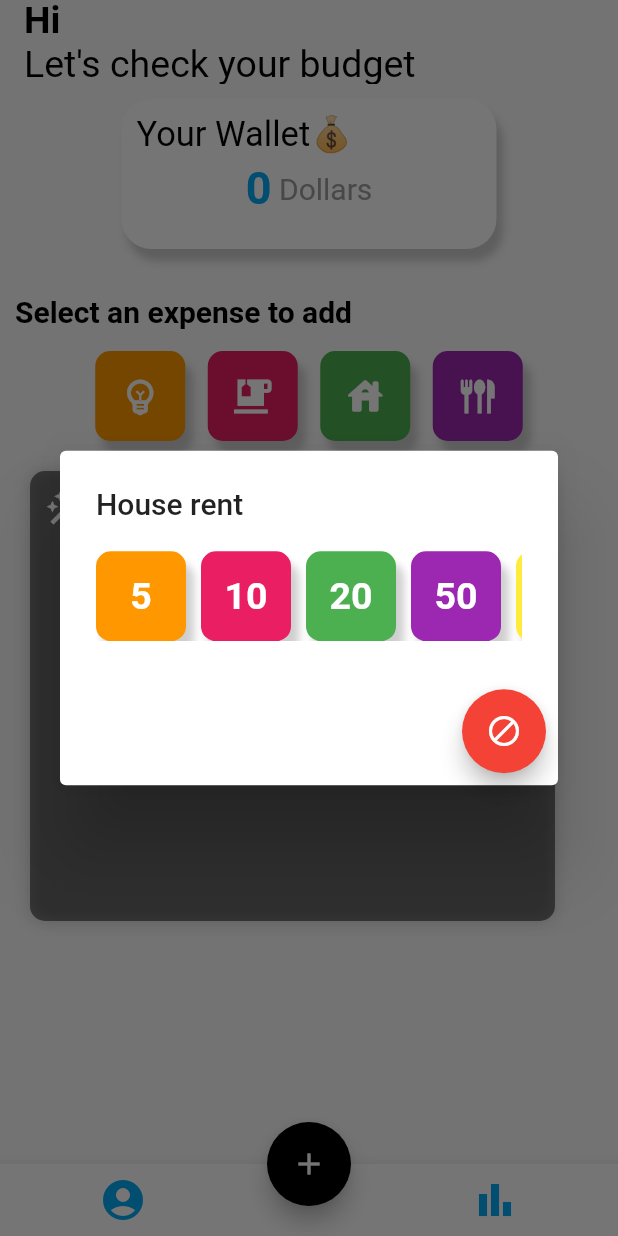
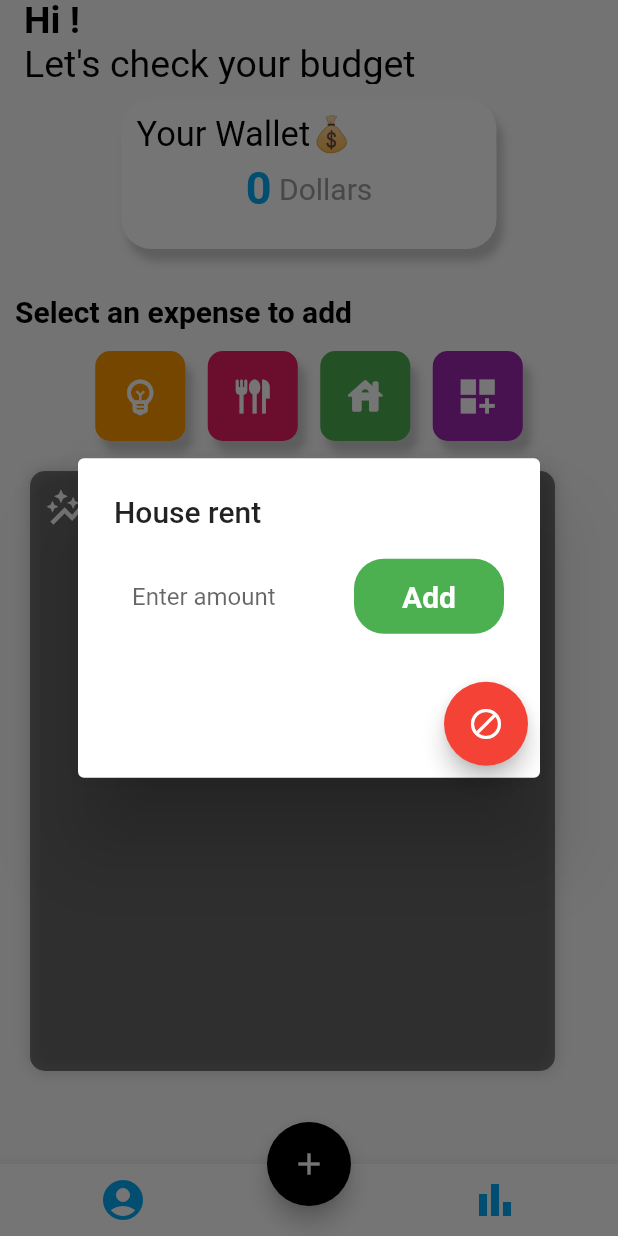
Before and after one commit to Eesha20011/BudgetingApp, a Flutter app: the MyHomePage screen opened directly with empty values, after a tap on the "house" icon, on a phone screen of 412 x 824 dp. Run offline on Flutter 3.47's test engine with Material 2 defaults, Android fonts, the phone set to English and light mode, and no system bars; our stand-ins replace google_fonts.

Commit message:
new page

```diff
--- a/budgetingapp/lib/homePage.dart
+++ b/budgetingapp/lib/homePage.dart
@@ -1,7 +1,6 @@
 import 'package:budgetingapp/widgets/TransactionListItem.dart';
 import 'package:flutter/material.dart';
 import 'package:google_fonts/google_fonts.dart';
-
 
 class MyHomePage extends StatefulWidget {
   final String name;
@@ -12,6 +11,7 @@ class MyHomePage extends StatefulWidget {
 }
 
 class _MyHomePageState extends State<MyHomePage> {
+  TextEditingController textController = TextEditingController();
   final List<Widget> transactions = [];
   int _counter = 0;
   int five = 5;
@@ -19,6 +19,7 @@ class _MyHomePageState extends State<MyHomePage> {
   int twenty = 20;
   int fifty = 50;
   int hundred = 100;
+  int electricityAmount = 0;
 
   void _incrementCounter(int amount) {
     setState(() {
@@ -32,9 +33,9 @@ class _MyHomePageState extends State<MyHomePage> {
     });
   }
 
-  void addTransaction(String textTrans, Color colorTrans) {
+  void addTransaction(String textTrans, Color colorTrans, Icon icon) {
     setState(() {
-      transactions.add(TransactionItem(color: colorTrans, text: textTrans));
+      transactions.insert(0,TransactionItem(color: colorTrans, text: textTrans, icon2: icon,));
     });
   }
 
@@ -52,7 +53,11 @@ class _MyHomePageState extends State<MyHomePage> {
                 GestureDetector(
                   onTap: () {
                     _incrementCounter(five);
-                    addTransaction("+5 Dollars from payee", Colors.lightBlue);
+                    addTransaction("+5 Dollars from payee", Colors.lightBlue, Icon(
+                      Icons.attach_money_rounded,
+                      size: 30,
+                      color: Colors.white,
+                    ));
                   },
                   child: Container(
                     width: 60,
@@ -85,7 +90,11 @@ class _MyHomePageState extends State<MyHomePage> {
                 GestureDetector(
                   onTap: () {
                     _incrementCounter(ten);
-                    addTransaction("+10 Dollars from payee", Colors.lightBlue);
+                    addTransaction("+10 Dollars from payee", Colors.lightBlue, Icon(
+                      Icons.attach_money_rounded,
+                      size: 30,
+                      color: Colors.white,
+                    ));
                   },
                   child: Container(
                     width: 60,
@@ -118,7 +127,11 @@ class _MyHomePageState extends State<MyHomePage> {
                 GestureDetector(
                   onTap: () {
                     _incrementCounter(twenty);
-                    addTransaction("+20 Dollars from payee", Colors.lightBlue);
+                    addTransaction("+20 Dollars from payee", Colors.lightBlue, Icon(
+                      Icons.attach_money_rounded,
+                      size: 30,
+                      color: Colors.white,
+                    ));
                   },
                   child: Container(
                     width: 60,
@@ -151,7 +164,11 @@ class _MyHomePageState extends State<MyHomePage> {
                 GestureDetector(
                   onTap: () {
                     _incrementCounter(fifty);
-                    addTransaction("+50 Dollars from payee", Colors.lightBlue);
+                    addTransaction("+50 Dollars from payee", Colors.lightBlue,Icon(
+                      Icons.attach_money_rounded,
+                      size: 30,
+                      color: Colors.white,
+                    ));
                   },
                   child: Container(
                     width: 60,
@@ -185,7 +202,11 @@ class _MyHomePageState extends State<MyHomePage> {
                     onTap: () {
                       _incrementCounter(hundred);
                       addTransaction(
-                          "+100 Dollars from payee", Colors.lightBlue);
+                          "+100 Dollars from payee", Colors.lightBlue, Icon(
+                      Icons.attach_money_rounded,
+                      size: 30,
+                      color: Colors.white,
+                    ));
                     },
                     child: Container(
                       width: 60,
@@ -230,175 +251,55 @@ class _MyHomePageState extends State<MyHomePage> {
     );
   }
 
-  Widget _buildPopupDialogExpense(BuildContext context, String TitleOfPopup) {
+  Widget _buildPopupDialogExpense(BuildContext context, String TitleOfPopup, Color buttonColor, Icon icon2, String subtitle) {
     return AlertDialog(
       title: Text(TitleOfPopup),
       content: Column(
         mainAxisSize: MainAxisSize.min,
         crossAxisAlignment: CrossAxisAlignment.start,
         children: <Widget>[
-          SingleChildScrollView(
-            scrollDirection: Axis.horizontal,
-            child: Row(
-              children: [
-                GestureDetector(
-                  onTap: () {
-                    _decrementCounter(five);
-                  },
-                  child: Container(
-                    width: 60,
-                    height: 60,
-                    decoration: BoxDecoration(
-                      color: Colors.orange,
-                      borderRadius: BorderRadius.circular(10),
-                      boxShadow: [
-                        BoxShadow(
-                          color: Colors.grey.withOpacity(0.5),
-                          blurRadius: 4,
-                          offset: const Offset(5, 8), // Shadow position
-                        ),
-                      ],
-                    ),
-                    child: Align(
-                        alignment: Alignment.center,
-                        child: Text(
-                          "$five",
-                          style: GoogleFonts.roboto(
-                              fontWeight: FontWeight.bold,
-                              color: Colors.white,
-                              fontSize: 25),
-                        )),
-                  ),
+          Row(
+            children: [
+              Container(
+                width: 150,
+                child: TextField(
+                  controller: textController,
+                  keyboardType: TextInputType.number,
+                  decoration: InputDecoration(
+                      filled: true,
+                      fillColor: Colors.white.withOpacity(0.30),
+                      border: OutlineInputBorder(
+                          borderSide: BorderSide(color: Colors.lightBlue),
+                          borderRadius: BorderRadius.circular(15)),
+                      enabledBorder: UnderlineInputBorder(
+                        borderSide: BorderSide(color: Colors.white),
+                        borderRadius: BorderRadius.circular(15),
+                      ),
+                      hintText: 'Enter amount'),
                 ),
-                const SizedBox(
-                  width: 10,
-                ),
-                GestureDetector(
-                  onTap: () {
-                    _decrementCounter(ten);
-                  },
-                  child: Container(
-                    width: 60,
-                    height: 60,
-                    decoration: BoxDecoration(
-                      color: Colors.pink,
-                      borderRadius: BorderRadius.circular(10),
-                      boxShadow: [
-                        BoxShadow(
-                          color: Colors.grey.withOpacity(0.5),
-                          blurRadius: 4,
-                          offset: const Offset(5, 8), // Shadow position
-                        ),
-                      ],
-                    ),
-                    child: Align(
-                        alignment: Alignment.center,
-                        child: Text(
-                          "$ten",
-                          style: GoogleFonts.roboto(
-                              fontWeight: FontWeight.bold,
-                              color: Colors.white,
-                              fontSize: 25),
-                        )),
-                  ),
-                ),
-                const SizedBox(
-                  width: 10,
-                ),
-                GestureDetector(
-                  onTap: () {
-                    _decrementCounter(twenty);
-                  },
-                  child: Container(
-                    width: 60,
-                    height: 60,
-                    decoration: BoxDecoration(
-                      color: Colors.green,
-                      borderRadius: BorderRadius.circular(10),
-                      boxShadow: [
-                        BoxShadow(
-                          color: Colors.grey.withOpacity(0.5),
-                          blurRadius: 4,
-                          offset: const Offset(5, 8), // Shadow position
-                        ),
-                      ],
-                    ),
-                    child: Align(
-                        alignment: Alignment.center,
-                        child: Text(
-                          "$twenty",
-                          style: GoogleFonts.roboto(
-                              fontWeight: FontWeight.bold,
-                              color: Colors.white,
-                              fontSize: 25),
-                        )),
-                  ),
-                ),
-                const SizedBox(
-                  width: 10,
-                ),
-                GestureDetector(
-                  onTap: () {
-                    _decrementCounter(fifty);
-                  },
-                  child: Container(
-                    width: 60,
-                    height: 60,
-                    decoration: BoxDecoration(
-                      color: Colors.purple,
-                      borderRadius: BorderRadius.circular(10),
-                      boxShadow: [
-                        BoxShadow(
-                          color: Colors.grey.withOpacity(0.5),
-                          blurRadius: 4,
-                          offset: const Offset(5, 8), // Shadow position
-                        ),
-                      ],
-                    ),
-                    child: Align(
-                        alignment: Alignment.center,
-                        child: Text(
-                          "$fifty",
-                          style: GoogleFonts.roboto(
-                              fontWeight: FontWeight.bold,
-                              color: Colors.white,
-                              fontSize: 25),
-                        )),
-                  ),
-                ),
-                const SizedBox(
-                  width: 10,
-                ),
-                GestureDetector(
-                    onTap: () {
-                      _decrementCounter(hundred);
-                    },
-                    child: Container(
-                      width: 60,
-                      height: 60,
-                      decoration: BoxDecoration(
-                        color: Colors.yellow,
-                        borderRadius: BorderRadius.circular(10),
-                        boxShadow: [
-                          BoxShadow(
-                            color: Colors.grey.withOpacity(0.5),
-                            blurRadius: 4,
-                            offset: const Offset(5, 8), // Shadow position
-                          ),
-                        ],
-                      ),
-                      child: Align(
-                          alignment: Alignment.center,
-                          child: Text(
-                            "$hundred",
-                            style: GoogleFonts.roboto(
-                                fontWeight: FontWeight.bold,
-                                color: Colors.white,
-                                fontSize: 25),
-                          )),
-                    )),
-              ],
-            ),
+              ),
+              SizedBox(width: 10,),
+              Container(
+                  height: 50,
+                  width: 100,
+                  decoration: BoxDecoration(
+                      color: buttonColor,
+                      borderRadius: BorderRadius.circular(20)),
+                  child: TextButton(
+                      onPressed: () {
+                        electricityAmount = int.parse(textController.text);
+                        _decrementCounter(electricityAmount);
+                        addTransaction("-$electricityAmount$subtitle", buttonColor, icon2);
+                        textController.clear();
+                      },
+                      child: const Text(
+                        'Add',
+                        style: TextStyle(
+                            color: Colors.white,
+                            fontSize: 20,
+                            fontWeight: FontWeight.bold),
+                      ))),
+            ],
           )
         ],
       ),
@@ -419,13 +320,14 @@ class _MyHomePageState extends State<MyHomePage> {
   @override
   Widget build(BuildContext context) {
     return Scaffold(
+      resizeToAvoidBottomInset: false,
       appBar: AppBar(
         automaticallyImplyLeading: false,
         title: Column(children: [
           Align(
             alignment: Alignment.centerLeft,
             child: Text(
-              "Hi ${widget.name}",
+              "Hi ${widget.name}!",
               style: GoogleFonts.roboto(
                   fontWeight: FontWeight.bold,
                   color: Colors.black,
@@ -581,7 +483,11 @@ class _MyHomePageState extends State<MyHomePage> {
                   showDialog(
                     context: context,
                     builder: (BuildContext context) =>
-                        _buildPopupDialogExpense(context, "Electricity bill"),
+                        _buildPopupDialogExpense(context, "Electricity bill", Colors.orange, const Icon(
+                      Icons.emoji_objects_outlined,
+                      size: 30,
+                      color: Colors.white,
+                    ), " from electricity bill"),
                   );
                 },
                 child: Container(
@@ -612,7 +518,11 @@ class _MyHomePageState extends State<MyHomePage> {
                   showDialog(
                     context: context,
                     builder: (BuildContext context) =>
-                        _buildPopupDialogExpense(context, "Cofee cost"),
+                        _buildPopupDialogExpense(context, "Food cost", Colors.pink, const Icon(
+                      Icons.flatware_outlined,
+                      size: 30,
+                      color: Colors.white,
+                    ), " from food cost"),
                   );
                 },
                 child: Container(
@@ -630,7 +540,7 @@ class _MyHomePageState extends State<MyHomePage> {
                       ],
                     ),
                     child: const Icon(
-                      Icons.emoji_food_beverage_sharp,
+                      Icons.flatware_outlined,
                       size: 30,
                       color: Colors.white,
                     )),
@@ -643,7 +553,11 @@ class _MyHomePageState extends State<MyHomePage> {
                   showDialog(
                     context: context,
                     builder: (BuildContext context) =>
-                        _buildPopupDialogExpense(context, "House rent"),
+                        _buildPopupDialogExpense(context, "House rent", Colors.green, const Icon(
+                      Icons.house_rounded,
+                      size: 30,
+                      color: Colors.white,
+                    )," from rent"),
                   );
                 },
                 child: Container(
@@ -674,7 +588,11 @@ class _MyHomePageState extends State<MyHomePage> {
                     showDialog(
                       context: context,
                       builder: (BuildContext context) =>
-                          _buildPopupDialogExpense(context, "Food cost"),
+                          _buildPopupDialogExpense(context, "Custom cost", Colors.purple, const Icon(
+                      Icons.dashboard_customize,
+                      size: 30,
+                      color: Colors.white,
+                    )," from custom cost"),
                     );
                   },
                   child: Container(
@@ -692,7 +610,7 @@ class _MyHomePageState extends State<MyHomePage> {
                         ],
                       ),
                       child: const Icon(
-                        Icons.flatware_outlined,
+                        Icons.dashboard_customize,
                         size: 30,
                         color: Colors.white,
                       )))
@@ -707,7 +625,7 @@ class _MyHomePageState extends State<MyHomePage> {
                 ),
                 Container(
                     width: 350,
-                    height: 300,
+                    height: 400,
                     decoration: BoxDecoration(
                       borderRadius: BorderRadius.circular(10),
                       color: Colors.black.withOpacity(0.5),
--- a/budgetingapp/lib/loginPage.dart
+++ b/budgetingapp/lib/loginPage.dart
@@ -92,12 +92,13 @@ class _LoginScreenState extends State<LoginScreen> {
                             });
                           },
                           child: Text(
-                            'Name',
+                            'Start',
                             style: TextStyle(
                                 color: Colors.white,
                                 fontSize: constraints.maxHeight * 0.03,
                                 fontWeight: FontWeight.bold),
-                          ))),
+                          ))
+                          ),
                   SizedBox(
                     height: constraints.maxHeight * 0.15,
                   ),
--- a/budgetingapp/lib/main.dart
+++ b/budgetingapp/lib/main.dart
@@ -11,6 +11,7 @@ class MyApp extends StatelessWidget {
   @override
   Widget build(BuildContext context) {
     return MaterialApp(
+      debugShowCheckedModeBanner: false,
       title: 'Flutter Demo',
       theme: ThemeData(),
       home: LoginScreen(),
--- a/budgetingapp/lib/widgets/TransactionListItem.dart
+++ b/budgetingapp/lib/widgets/TransactionListItem.dart
@@ -4,8 +4,9 @@ import 'package:google_fonts/google_fonts.dart';
 class TransactionItem extends StatelessWidget {
   final Color color;
   final String text;
+  final Icon icon2;
 
-  const TransactionItem({super.key, required this.color, required this.text});
+  const TransactionItem({super.key, required this.color, required this.text, required this.icon2});
 
   @override
   Widget build(BuildContext context) {
@@ -28,11 +29,7 @@ class TransactionItem extends StatelessWidget {
             const SizedBox(
               width: 10,
             ),
-            const Icon(
-              Icons.emoji_objects_outlined,
-              size: 30,
-              color: Colors.white,
-            ),
+            icon2,
             const SizedBox(
               width: 10,
             ),
```
